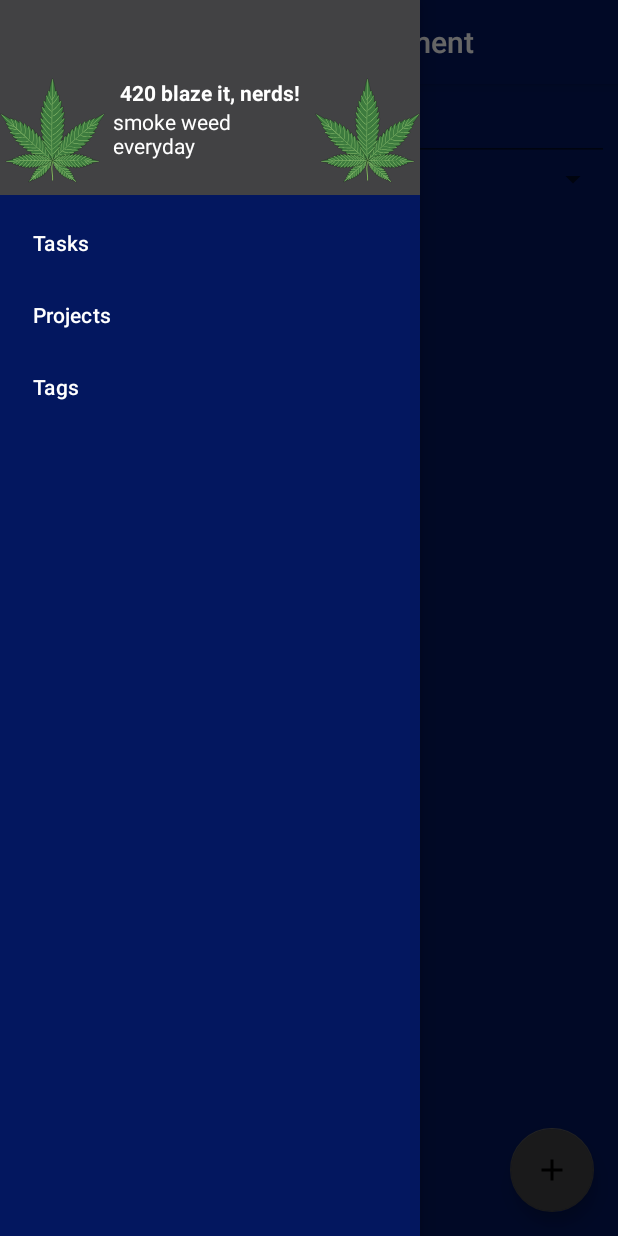
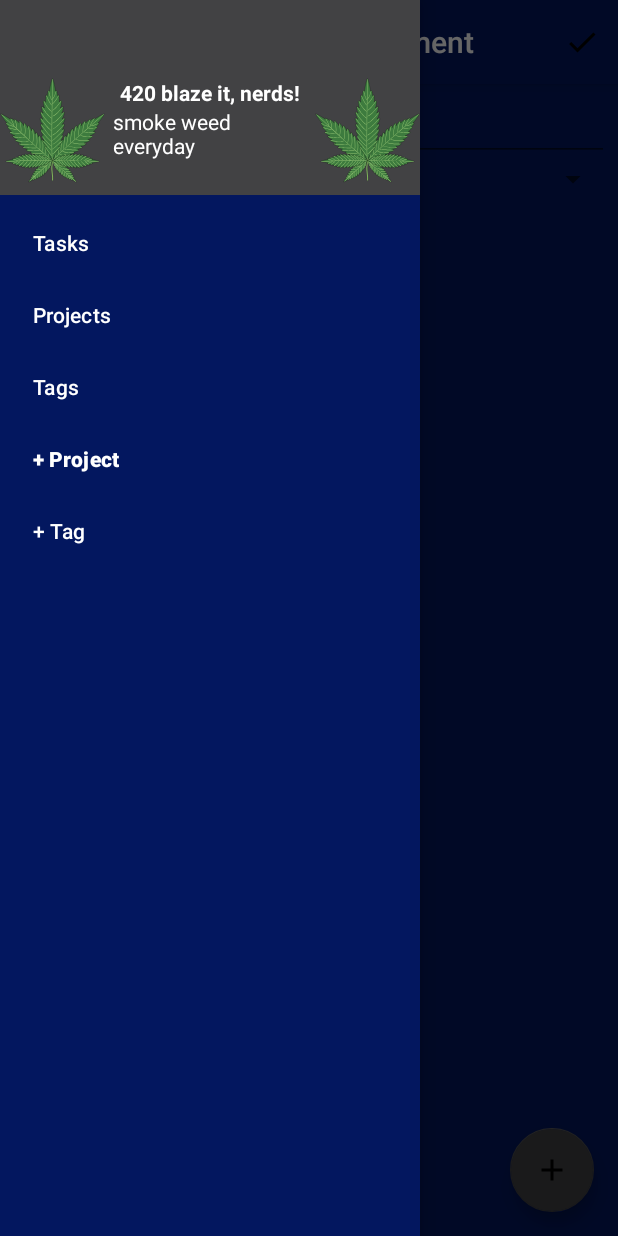
Before and after one commit to zwhittle/reimagined-train, an Android app: the CreateEditProjectFragment screen opened through its navigation route, with the side drawer open, on a phone screen of 412 x 824 dp. Run offline under Robolectric (Android 15) with nearby library versions, the phone set to English and light mode, and no system bars; our stand-ins replace Room's generated code, data binding, navigation-ui.

Commit message:
add ability to save new projects

```diff
--- a/app/src/main/java/com/awesome/zach/jotunheimrsandbox/data/daos/ColorDao.kt
+++ b/app/src/main/java/com/awesome/zach/jotunheimrsandbox/data/daos/ColorDao.kt
@@ -1,5 +1,6 @@
 package com.awesome.zach.jotunheimrsandbox.data.daos
 
+import androidx.lifecycle.LiveData
 import androidx.room.*
 import com.awesome.zach.jotunheimrsandbox.data.entities.Color
 
@@ -50,6 +51,9 @@ interface ColorDao {
     fun deleteAllColors() : Int
 
     @Query("SELECT * FROM color_table ORDER BY colorId ASC")
+    fun getAllColorsLive() : LiveData<List<Color>>
+
+    @Query("SELECT * FROM color_table ORDER BY colorId ASC")
     fun getAllColors() : List<Color>
 
     @Query("SELECT * FROM color_table WHERE colorId == :colorId ORDER BY colorId ASC")
--- a/app/src/main/java/com/awesome/zach/jotunheimrsandbox/data/repositories/TaskRepository.kt
+++ b/app/src/main/java/com/awesome/zach/jotunheimrsandbox/data/repositories/TaskRepository.kt
@@ -1,6 +1,5 @@
 package com.awesome.zach.jotunheimrsandbox.data.repositories
 
-import com.awesome.zach.jotunheimrsandbox.data.AppDatabase
 import com.awesome.zach.jotunheimrsandbox.data.daos.TaskDao
 import com.awesome.zach.jotunheimrsandbox.data.entities.Task
 import com.awesome.zach.jotunheimrsandbox.utils.Utils
--- a/app/src/main/java/com/awesome/zach/jotunheimrsandbox/ui/controllers/CreateEditProjectFragment.kt
+++ b/app/src/main/java/com/awesome/zach/jotunheimrsandbox/ui/controllers/CreateEditProjectFragment.kt
@@ -1,31 +1,109 @@
 package com.awesome.zach.jotunheimrsandbox.ui.controllers
 
 import android.os.Bundle
-import android.view.LayoutInflater
-import android.view.View
-import android.view.ViewGroup
+import android.view.*
+import android.widget.AdapterView
 import androidx.databinding.DataBindingUtil
 import androidx.fragment.app.Fragment
+import androidx.lifecycle.Observer
+import androidx.lifecycle.ViewModelProviders
 import com.awesome.zach.jotunheimrsandbox.R
+import com.awesome.zach.jotunheimrsandbox.data.entities.Color
 import com.awesome.zach.jotunheimrsandbox.databinding.FragmentProjectCreateEditBinding
+import com.awesome.zach.jotunheimrsandbox.ui.adapters.ColorSpinnerAdapter
+import com.awesome.zach.jotunheimrsandbox.utils.InjectorUtils
+import com.awesome.zach.jotunheimrsandbox.utils.Utils
+import com.awesome.zach.jotunheimrsandbox.viewmodels.MainViewModel
+import com.awesome.zach.jotunheimrsandbox.viewmodels.MainViewModelFactory
 
-class CreateEditProjectFragment : Fragment() {
+class CreateEditProjectFragment : Fragment(), AdapterView.OnItemSelectedListener {
 
     companion object {
         const val LOG_TAG = "CreateEditProjectFragment"
     }
 
-    override fun onCreateView(
-        inflater: LayoutInflater,
-        container: ViewGroup?,
-        savedInstanceState: Bundle?): View? {
+    private var mColors = ArrayList<Color>()
 
-        val binding = DataBindingUtil.inflate<FragmentProjectCreateEditBinding>(
-            inflater,
-            R.layout.fragment_project_create_edit,
-            container,
-            false)
+    private lateinit var selectedColor: Color
+    private lateinit var spinnerAdapter: ColorSpinnerAdapter
+
+    private lateinit var binding: FragmentProjectCreateEditBinding
+    private lateinit var factory: MainViewModelFactory
+    private lateinit var viewModel: MainViewModel
+
+    override fun onCreateView(inflater: LayoutInflater, container: ViewGroup?,
+                              savedInstanceState: Bundle?): View? {
+        setHasOptionsMenu(true)
+
+        binding =
+            DataBindingUtil.inflate(inflater, R.layout.fragment_project_create_edit, container,
+                                    false)
+
+        val context = binding.root.context
+        factory = InjectorUtils.provideMainViewModelFactory(context)
+        viewModel = ViewModelProviders.of(this, factory).get(MainViewModel::class.java)
+
+        retrieveColorsForSpinner()
+        setupSpinner()
 
         return binding.root
     }
+
+    override fun onCreateOptionsMenu(menu: Menu, inflater: MenuInflater) {
+        inflater.inflate(R.menu.menu_new_project, menu)
+    }
+
+    override fun onOptionsItemSelected(item: MenuItem): Boolean {
+        return when (item.itemId) {
+            R.id.action_save_project -> actionSaveProject()
+            else                     -> super.onOptionsItemSelected(item)
+        }
+    }
+
+    private fun actionSaveProject(): Boolean {
+        saveProject()
+        fragmentManager?.popBackStack()
+        return true
+    }
+
+    private fun setupSpinner() {
+        val context = binding.root.context
+
+        spinnerAdapter = ColorSpinnerAdapter(context, R.layout.spinner_item_color, mColors)
+        binding.spNewProjectColor.adapter = spinnerAdapter
+        spinnerAdapter.setDropDownViewResource(android.R.layout.simple_spinner_dropdown_item)
+        binding.spNewProjectColor.onItemSelectedListener = this
+
+    }
+
+    private fun retrieveColorsForSpinner() {
+        // mColors = viewModel.getColors()
+        // selectedColor = mColors[0]
+
+        viewModel.getColors().observe(viewLifecycleOwner, Observer { colors ->
+            colors.forEach {
+                spinnerAdapter.add(it)
+            }
+        })
+    }
+
+    private fun saveProject() {
+        val name = binding.etNewProjectName.text.toString()
+        if (name.isBlank()) {
+            Utils.showSnackbar(binding.root, getString(R.string.null_or_blank))
+            return
+        }
+
+        viewModel.addProjectToDb(name, selectedColor.colorId)
+    }
+
+    override fun onItemSelected(parent: AdapterView<*>, view: View, position: Int, id: Long) {
+        when (parent.id) {
+            R.id.spNewProjectColor -> selectedColor = mColors[position]
+        }
+    }
+
+    override fun onNothingSelected(parent: AdapterView<*>?) {
+        selectedColor = mColors[0]
+    }
 }
--- a/app/src/main/java/com/awesome/zach/jotunheimrsandbox/ui/controllers/MainActivity.kt
+++ b/app/src/main/java/com/awesome/zach/jotunheimrsandbox/ui/controllers/MainActivity.kt
@@ -2,12 +2,8 @@ package com.awesome.zach.jotunheimrsandbox.ui.controllers
 
 import android.os.Bundle
 import android.view.View
-import androidx.appcompat.app.ActionBar
-import com.google.android.material.snackbar.Snackbar
-import androidx.appcompat.app.AppCompatActivity;
-import androidx.databinding.DataBindingUtil
+import androidx.appcompat.app.AppCompatActivity
 import androidx.databinding.DataBindingUtil.setContentView
-import androidx.fragment.app.Fragment
 import androidx.navigation.NavController
 import androidx.navigation.NavDestination
 import androidx.navigation.Navigation
@@ -18,30 +14,20 @@ import androidx.navigation.ui.setupActionBarWithNavController
 import androidx.navigation.ui.setupWithNavController
 import com.awesome.zach.jotunheimrsandbox.R
 import com.awesome.zach.jotunheimrsandbox.databinding.ActivityMainBinding
-import com.awesome.zach.jotunheimrsandbox.utils.addFragment
-import com.awesome.zach.jotunheimrsandbox.utils.replaceFragment
-
 import kotlinx.android.synthetic.main.activity_main.*
 
 class MainActivity : AppCompatActivity() {
-
-    private var activeFragment = ""
 
     private lateinit var navController: NavController
     private lateinit var appBarConfiguration: AppBarConfiguration
 
     companion object {
-        const val FRAGMENT_TAG_LIST = "TagListFragment"
-        const val FRAGMENT_PROJECT_LIST = "ProjectListFragment"
-        const val FRAGMENT_TASK_LIST = "TaskListFragment"
+        const val LOG_TAG = "MainActivity"
     }
 
     override fun onCreate(savedInstanceState: Bundle?) {
         super.onCreate(savedInstanceState)
-        // setContentView(R.layout.activity_main)
         val binding = setContentView<ActivityMainBinding>(this, R.layout.activity_main)
-
-        activeFragment = FRAGMENT_TAG_LIST
 
         navController = Navigation.findNavController(this, R.id.nav_host_fragment)
         Navigation.setViewNavController(fab, navController)
--- a/app/src/main/java/com/awesome/zach/jotunheimrsandbox/utils/InjectorUtils.kt
+++ b/app/src/main/java/com/awesome/zach/jotunheimrsandbox/utils/InjectorUtils.kt
@@ -19,17 +19,18 @@ object InjectorUtils {
 
     fun provideMainViewModelFactory(context: Context, projectId: Long? = null, taskId: Long? = null,
                                     tagId: Long? = null): MainViewModelFactory {
+
+        val colorRepository = getColorRepository(context)
         val taskRepository = getTaskRepository(context)
         val projectRepository = getProjectRepository(context)
         val tagRepository = getTagRepository(context)
         val taskTagAssignmentRepository = getTaskTagAssignmentRepository(context)
-        return MainViewModelFactory(taskRepository = taskRepository,
+        return MainViewModelFactory(colorRepository = colorRepository,
+                                    taskRepository = taskRepository,
                                     projectRepository = projectRepository,
                                     tagRepository = tagRepository,
                                     taskTagAssignmentRepository = taskTagAssignmentRepository,
-                                    projectId = projectId,
-                                    taskId = taskId,
-                                    tagId = tagId)
+                                    projectId = projectId, taskId = taskId, tagId = tagId)
     }
 
     private fun getProjectRepository(context: Context): ProjectRepository {
--- a/app/src/main/java/com/awesome/zach/jotunheimrsandbox/viewmodels/MainViewModel.kt
+++ b/app/src/main/java/com/awesome/zach/jotunheimrsandbox/viewmodels/MainViewModel.kt
@@ -2,21 +2,22 @@ package com.awesome.zach.jotunheimrsandbox.viewmodels
 
 import androidx.lifecycle.MediatorLiveData
 import androidx.lifecycle.ViewModel
+import com.awesome.zach.jotunheimrsandbox.data.entities.Color
 import com.awesome.zach.jotunheimrsandbox.data.entities.Project
 import com.awesome.zach.jotunheimrsandbox.data.entities.Tag
 import com.awesome.zach.jotunheimrsandbox.data.entities.Task
-import com.awesome.zach.jotunheimrsandbox.data.repositories.ProjectRepository
-import com.awesome.zach.jotunheimrsandbox.data.repositories.TagRepository
-import com.awesome.zach.jotunheimrsandbox.data.repositories.TaskRepository
-import com.awesome.zach.jotunheimrsandbox.data.repositories.TaskTagAssignmentRepository
-import java.lang.IllegalArgumentException
+import com.awesome.zach.jotunheimrsandbox.data.repositories.*
+import kotlinx.coroutines.CoroutineScope
+import kotlinx.coroutines.Dispatchers
+import kotlinx.coroutines.Job
+import kotlinx.coroutines.launch
 
-class MainViewModel internal constructor(taskRepository: TaskRepository,
-                                         projectRepository: ProjectRepository,
+class MainViewModel internal constructor(val colorRepository: ColorRepository,
+                                         val taskRepository: TaskRepository,
+                                         val projectRepository: ProjectRepository,
                                          tagRepository: TagRepository,
                                          taskTagAssignmentRepository: TaskTagAssignmentRepository,
-                                         projectId: Long? = null,
-                                         tagId: Long? = null,
+                                         projectId: Long? = null, tagId: Long? = null,
                                          taskId: Long? = null) : ViewModel() {
     companion object {
         const val LOG_TAG = "MainViewModel"
@@ -25,11 +26,37 @@ class MainViewModel internal constructor(taskRepository: TaskRepository,
     private val tasksList = MediatorLiveData<List<Task>>()
     private val projectsList = MediatorLiveData<List<Project>>()
     private val tagsList = MediatorLiveData<List<Tag>>()
+    private val colorsList = MediatorLiveData<List<Color>>()
+    // private var colorsList = listOf<Color>()
+
+    /**
+     * This is the job for all coroutines started by this ViewModel.
+     *
+     * Cancelling this job will cancel all coroutines started by this ViewModel.
+     */
+    private val viewModelJob = Job()
+
+    /**
+     * This is the scope for all coroutines launched by [PlantDetailViewModel].
+     *
+     * Since we pass [viewModelJob], you can cancel all coroutines launched by [viewModelScope] by calling
+     * viewModelJob.cancel().  This is called in [onCleared].
+     */
+    private val viewModelScope = CoroutineScope(Dispatchers.Main + viewModelJob)
 
     init {
         setupTasksList(taskRepository, taskTagAssignmentRepository, projectId, tagId)
         setupProjectsList(projectRepository)
         setupTagsList(tagRepository)
+        setupColorsList(colorRepository)
+    }
+
+    private fun setupColorsList(colorRepository: ColorRepository) {
+        val liveColorsList = colorRepository.getAllColorsLive()
+        colorsList.addSource(liveColorsList, colorsList::setValue)
+        // viewModelScope.launch {
+        //     colorsList = colorRepository.getAllColors()
+        // }
     }
 
     private fun setupTagsList(tagRepository: TagRepository) {
@@ -66,7 +93,8 @@ class MainViewModel internal constructor(taskRepository: TaskRepository,
             } else {
                 // both were passed, return tasks for the projectID but filter for the tags first
                 // TODO: implement this, for now throw an exception
-                throw IllegalArgumentException("values found for both tagId and projectId. only pass one of them, not both")
+                throw IllegalArgumentException(
+                    "values found for both tagId and projectId. only pass one of them, not both")
             }
         }
     }
@@ -76,4 +104,24 @@ class MainViewModel internal constructor(taskRepository: TaskRepository,
     fun getProjects() = projectsList
 
     fun getTags() = tagsList
+
+    fun getColors() = colorsList
+
+    fun addTaskToDb(name: String) {
+        viewModelScope.launch {
+            val pid = projectRepository.getAllProjects()[0].projectId
+
+            val task = Task(name = name, projectId = pid)
+            taskRepository.insertTask(task)
+        }
+    }
+
+    fun addProjectToDb(name: String, colorId: Long? = null) {
+        viewModelScope.launch {
+            val cid = colorId ?: colorRepository.getAllColors()[0].colorId
+
+            val project = Project(name = name, colorId = cid)
+            projectRepository.insertProject(project)
+        }
+    }
 }
--- a/app/src/main/java/com/awesome/zach/jotunheimrsandbox/viewmodels/MainViewModelFactory.kt
+++ b/app/src/main/java/com/awesome/zach/jotunheimrsandbox/viewmodels/MainViewModelFactory.kt
@@ -2,12 +2,10 @@ package com.awesome.zach.jotunheimrsandbox.viewmodels
 
 import androidx.lifecycle.ViewModel
 import androidx.lifecycle.ViewModelProvider
-import com.awesome.zach.jotunheimrsandbox.data.repositories.ProjectRepository
-import com.awesome.zach.jotunheimrsandbox.data.repositories.TagRepository
-import com.awesome.zach.jotunheimrsandbox.data.repositories.TaskRepository
-import com.awesome.zach.jotunheimrsandbox.data.repositories.TaskTagAssignmentRepository
+import com.awesome.zach.jotunheimrsandbox.data.repositories.*
 
-class MainViewModelFactory(private val taskRepository: TaskRepository,
+class MainViewModelFactory(private val colorRepository: ColorRepository,
+                           private val taskRepository: TaskRepository,
                            private val projectRepository: ProjectRepository,
                            private val tagRepository: TagRepository,
                            private val taskTagAssignmentRepository: TaskTagAssignmentRepository,
@@ -18,6 +16,7 @@ class MainViewModelFactory(private val taskRepository: TaskRepository,
 
     @Suppress("UNCHECKED_CAST")
     override fun <T : ViewModel?> create(modelClass: Class<T>) = MainViewModel(
+        colorRepository = colorRepository,
         taskRepository = taskRepository,
         projectRepository = projectRepository,
         tagRepository = tagRepository,
--- a/app/src/main/java/com/awesome/zach/jotunheimrsandbox/workers/SeedDatabaseWorker.kt
+++ b/app/src/main/java/com/awesome/zach/jotunheimrsandbox/workers/SeedDatabaseWorker.kt
@@ -15,7 +15,6 @@ class SeedDatabaseWorker(context: Context, workerParams: WorkerParameters) : Wor
     override fun doWork(): Result {
         return try {
             val db = AppDatabase.getDatabase(applicationContext)
-//            val dbSeeder = DBSeeder.getInstance(applicationContext)
             val dbSeeder = DBSeeder(db)
 
             seedColors(db, dbSeeder)
--- a/app/src/main/res/layout/fragment_project_create_edit.xml
+++ b/app/src/main/res/layout/fragment_project_create_edit.xml
@@ -15,12 +15,17 @@
             android:id="@+id/etNewProjectName"
             android:layout_width="match_parent"
             android:layout_height="wrap_content"
+            android:textColor="@android:color/white"
             android:importantForAutofill="no"
+            android:foregroundTintMode="src_over"
+            android:foregroundTint="@android:color/white"
             android:inputType="textAutoCorrect" />
 
         <Spinner
             android:id="@+id/spNewProjectColor"
+            android:foregroundTint="@android:color/white"
             android:layout_width="match_parent"
+            android:foregroundTintMode="src_over"
             android:layout_height="wrap_content"/>
     </LinearLayout>
 </layout>
--- a/app/src/main/res/menu/menu_nav.xml
+++ b/app/src/main/res/menu/menu_nav.xml
@@ -12,4 +12,12 @@
     <item
         android:id="@+id/tagListFragment"
         android:title="@string/tags" />
+
+    <item
+        android:id="@+id/createEditProjectFragment"
+        android:title="@string/new_project" />
+
+    <item
+        android:id="@+id/createEditTagFragment"
+        android:title="@string/new_tag" />
 </menu>
--- a/app/src/main/res/values/strings.xml
+++ b/app/src/main/res/values/strings.xml
@@ -13,4 +13,8 @@
     <string name="tasks">Tasks</string>
     <string name="smoke_weed_everyday">smoke weed everyday</string>
     <string name="_420_blaze_it_nerds">420 blaze it, nerds!</string>
+    <string name="null_or_blank">Task cannot be blank</string>
+    <string name="new_project">+ Project</string>
+    <string name="new_tag">+ Tag</string>
+    <string name="color_preview">color preview</string>
 </resources>
```
Also changed, not shown: app/src/main/java/com/awesome/zach/jotunheimrsandbox/data/repositories/ColorRepository.kt (+7 -1 lines), app/src/main/java/com/awesome/zach/jotunheimrsandbox/data/repositories/ProjectRepository.kt (+5 -2 lines), app/src/main/java/com/awesome/zach/jotunheimrsandbox/ui/adapters/ColorSpinnerAdapter.kt (added, +43 -0 lines), app/src/main/java/com/awesome/zach/jotunheimrsandbox/ui/controllers/NewTaskFragment.kt (+35 -6 lines), app/src/main/java/com/awesome/zach/jotunheimrsandbox/utils/Utils.kt (+16 -22 lines), app/src/main/res/layout/spinner_item_color.xml (added, +25 -0 lines).
